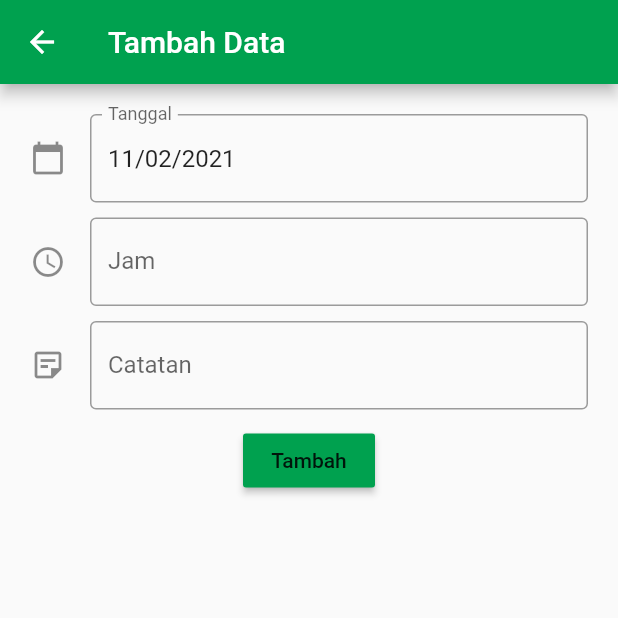
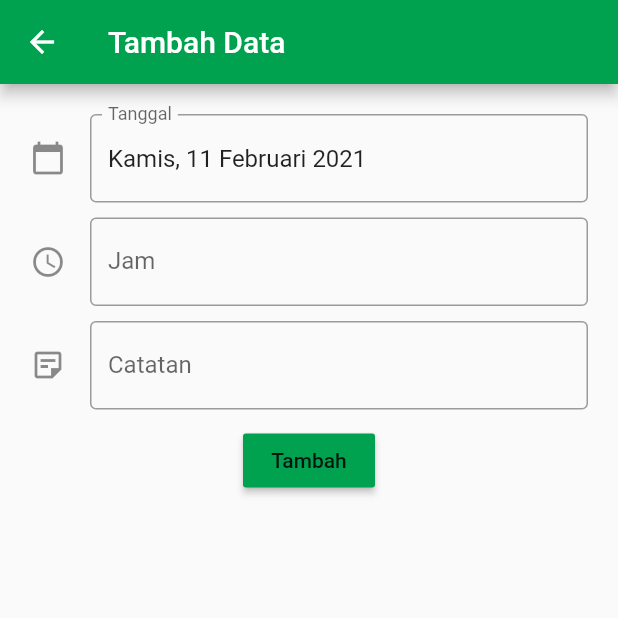
Before and after one commit to yudanantoos/catatan-lembur, a Flutter app: the screen it shows after launch, after a tap on the "add" icon, on a phone screen of 412 x 824 dp, the top half of it. Run offline on Flutter 3.47's test engine with Material 2 defaults, Android fonts, the phone set to English and light mode, and no system bars; drawn by our look-alikes of datetime_picker_formfield; our stand-ins replace numberpicker, sqflite; missing offline and left inert: dart:html; accounts and stored records are empty.

Commit message:
add id language & fix some function

```diff
--- a/lib/main.dart
+++ b/lib/main.dart
@@ -4,6 +4,7 @@ import 'package:catatan_lembur/view/detail_page.dart';
 import 'package:catatan_lembur/view/form.dart';
 import 'package:catatan_lembur/view/my_home_page.dart';
 import 'package:flutter/material.dart';
+import 'package:flutter_localizations/flutter_localizations.dart';
 
 void main() {
   runApp(MyApp());
@@ -17,6 +18,14 @@ class MyApp extends StatelessWidget {
 
     return MaterialApp(
       title: 'Catatan Lembur',
+      localizationsDelegates: [
+        GlobalMaterialLocalizations.delegate,
+        GlobalWidgetsLocalizations.delegate,
+        GlobalCupertinoLocalizations.delegate,
+      ],
+      supportedLocales: [
+        const Locale('id', 'ID')
+      ],
       theme: ThemeData(
         // This is the theme of your application.
         //
--- a/lib/model/cat.dart
+++ b/lib/model/cat.dart
@@ -1,3 +1,5 @@
+import 'package:catatan_lembur/control/my_logic.dart';
+
 class Cat {
   int _id;
   double _actHours, _totalHours, _overtimePay;
--- a/lib/res/my_colors.dart
+++ b/lib/res/my_colors.dart
@@ -1,6 +1,7 @@
 import 'package:flutter/material.dart';
 
 class MyColors {
+
   static const Map<int, Color> colorCodes = {
     50: Color.fromRGBO(0, 161, 79, .1),
     100: Color.fromRGBO(0, 161, 79, .2),
@@ -14,5 +15,5 @@ class MyColors {
     900: Color.fromRGBO(0, 161, 79, 1),
   };
 
-  static const button = 0xff00a14f;
+  static const primary = 0xff00a14f;
 }
--- a/lib/view/form_screen.dart
+++ b/lib/view/form_screen.dart
@@ -1,3 +1,5 @@
+import 'dart:html';
+
 import 'package:catatan_lembur/res/my_colors.dart';
 import 'package:datetime_picker_formfield/datetime_picker_formfield.dart';
 import 'package:flutter/material.dart';
@@ -12,7 +14,7 @@ class FormScreen extends StatefulWidget {
 class _FormScreenState extends State<FormScreen> {
   GlobalKey _formKey;
   TextEditingController _ctrlDateTime, _ctrlOvertimeHours, _ctrlNote;
-  final format = DateFormat('dd/MM/yyyy');
+  final format = DateFormat('EEEE, d MMMM yyyy', 'id_ID');
 
   @override
   void initState() {
@@ -54,7 +56,7 @@ class _FormScreenState extends State<FormScreen> {
 
   dateField() {
     return DateTimeField(
-      validator: (val) => (val == null ? 'Tanggal belum diisi' : null),
+      validator: (val) => (val != val ?? 'Tanggal belum diisi'),
         controller: _ctrlDateTime,
         decoration: InputDecoration(
           labelText: 'Tanggal',
@@ -74,7 +76,7 @@ class _FormScreenState extends State<FormScreen> {
 
   hourField() {
     return TextFormField(
-      validator: (val) => (val == null ? 'Jam belum diisi' : null),
+      validator: (val) => (val.isEmpty ?? 'Jam belum diisi'),
       keyboardType: TextInputType.number,
       readOnly: true,
       controller: _ctrlOvertimeHours,
@@ -89,7 +91,11 @@ class _FormScreenState extends State<FormScreen> {
             context: context,
             builder: (BuildContext context) {
               return NumberPickerDialog.integer(
-                title: Text(('Jam Lembur')),
+                title: Text(('Pilih Jam Lembur'), style: TextStyle(fontSize: 12, letterSpacing: 1)),
+                cancelWidget: Text('Batal'),
+                decoration: BoxDecoration(
+
+                ),
                 minValue: 1,
                 maxValue: 12,
                 initialIntegerValue: 1,
@@ -107,7 +113,7 @@ class _FormScreenState extends State<FormScreen> {
 
   noteField() {
     return TextFormField(
-      validator: (val) => (val == null ? 'Catatan pekerjaan belum diisi' : null),
+      validator: (val) => (val.isEmpty ?? 'Catatan pekerjaan belum diisi'),
       keyboardType: TextInputType.multiline,
       controller: _ctrlNote,
       decoration: InputDecoration(
@@ -122,7 +128,7 @@ class _FormScreenState extends State<FormScreen> {
 
   registerButton() {
     return RaisedButton(
-      color: Color(MyColors.button),
+      color: Color(MyColors.primary),
       onPressed: () {},
       child: Text('Tambah'),
     );
--- a/pubspec.yaml
+++ b/pubspec.yaml
@@ -29,6 +29,8 @@ dependencies:
   datetime_picker_formfield: any
   intl: any
   numberpicker: any
+  flutter_localizations:
+    sdk: flutter
 
 
 
```
Also changed, not shown: lib/control/my_logic.dart (+3 -8 lines), lib/res/my_strings.dart (added, +8 -0 lines), pubspec.lock.
